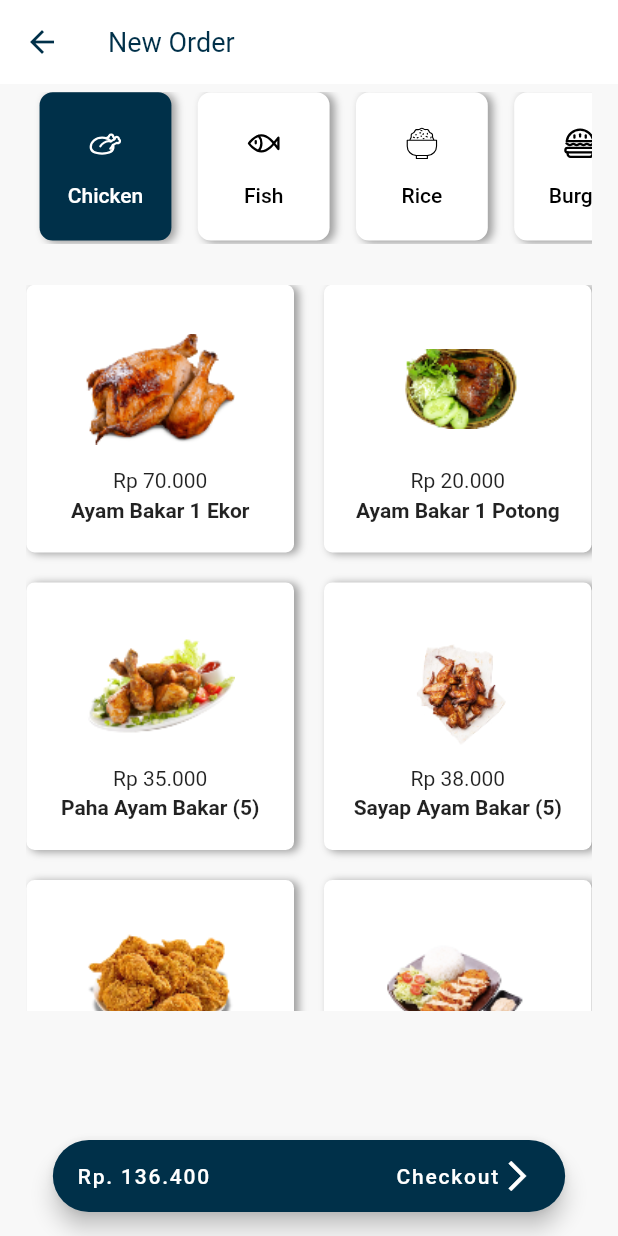
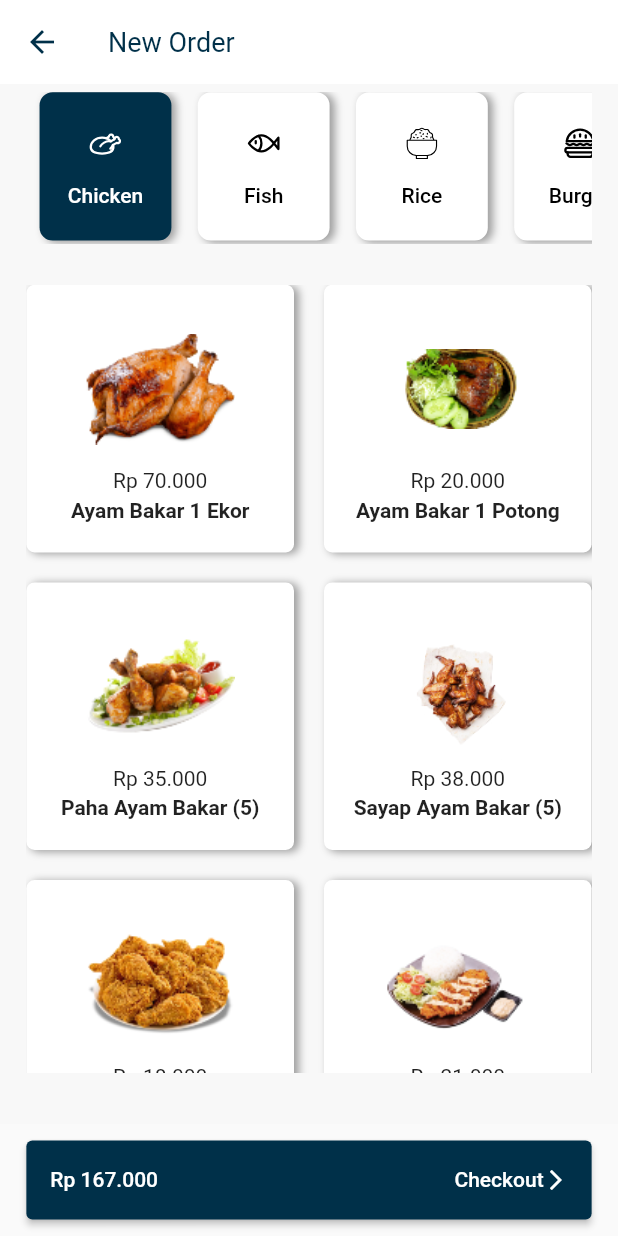
Before and after one commit to PranaTobing/inpos, a Flutter app: the NewOrderScreen screen opened by its route, on a phone screen of 412 x 824 dp. Run offline on Flutter 3.47's test engine with Material 2 defaults, Android fonts, the phone set to English and light mode, and no system bars; our stand-ins replace flutter_svg.

Commit message:
checkout screen layout

```diff
--- /dev/null
+++ b/lib/components/bottom_widget.dart
@@ -0,0 +1,32 @@
+import 'package:flutter/material.dart';
+
+import '../settings/constants.dart';
+import '../settings/size_config.dart';
+
+class BottomWidget extends StatelessWidget {
+  const BottomWidget({
+    Key? key,
+    required this.onPressed,
+    required this.child,
+  }) : super(key: key);
+
+  final VoidCallback onPressed;
+  final Widget child;
+
+  @override
+  Widget build(BuildContext context) {
+    return Padding(
+      padding: EdgeInsets.symmetric(
+          horizontal: getProportionateScreenWidth(16),
+          vertical: getProportionateScreenWidth(10)),
+      child: SizedBox(
+        width: double.infinity,
+        height: getProportionateScreenWidth(48),
+        child: ElevatedButton(
+            style: ElevatedButton.styleFrom(primary: primaryColor),
+            onPressed: onPressed,
+            child: child),
+      ),
+    );
+  }
+}
--- a/lib/screens/dashboard/statistics_overall/statistics_overall_widget.dart
+++ b/lib/screens/dashboard/statistics_overall/statistics_overall_widget.dart
@@ -14,6 +14,7 @@ class StatsOverallWidget extends StatelessWidget {
           vertical: getProportionateScreenWidth(20),
         ),
         child: ListView(
+          physics: const BouncingScrollPhysics(),
           children: [
             const StatsOverallList(),
             SizedBox(
--- a/lib/screens/new_order/grid_builder_item_widget.dart
+++ b/lib/screens/new_order/grid_builder_item_widget.dart
@@ -1,4 +1,5 @@
 import 'package:flutter/material.dart';
+import 'package:inpos/settings/size_config.dart';
 
 import 'item_order_widget.dart';
 
@@ -13,6 +14,8 @@ class GridBuilderItemWidget extends StatelessWidget {
   @override
   Widget build(BuildContext context) {
     return GridView.builder(
+      padding: EdgeInsets.only(bottom: getProportionateScreenWidth(35)),
+      physics: const BouncingScrollPhysics(),
       gridDelegate: const SliverGridDelegateWithFixedCrossAxisCount(
         crossAxisCount: 2,
         crossAxisSpacing: 20,
--- a/lib/screens/new_order/new_order_screen.dart
+++ b/lib/screens/new_order/new_order_screen.dart
@@ -1,10 +1,13 @@
 import 'package:flutter/material.dart';
+import 'package:inpos/screens/checkout/checkout_screen.dart';
 import 'package:inpos/settings/constants.dart';
 
+import '../../components/bottom_widget.dart';
 import '../../settings/size_config.dart';
 import 'grid_builder_item_widget.dart';
 import 'new_order_constants.dart';
 import 'tab_item_widget.dart';
+import 'text_button_checkout.dart';
 
 class NewOrderScreen extends StatefulWidget {
   const NewOrderScreen({Key? key}) : super(key: key);
@@ -48,7 +51,7 @@ class _NewOrderScreenState extends State<NewOrderScreen>
             horizontal: getProportionateScreenWidth(16),
           ),
           child: Container(
-            height: SizeConfig.screenHeight * 0.75,
+            height: SizeConfig.screenHeight * 0.8,
             decoration: BoxDecoration(borderRadius: BorderRadius.circular(5)),
             child: Column(
               children: [
@@ -75,20 +78,12 @@ class _NewOrderScreenState extends State<NewOrderScreen>
           ),
         ),
       ),
-      floatingActionButton: FloatingActionButton.extended(
+      bottomSheet: BottomWidget(
         onPressed: () {
-          // Add your onPressed code here!
+          Navigator.pushNamed(context, CheckoutScreen.routeName);
         },
-        // extendedPadding:
-        //     EdgeInsets.symmetric(horizontal: getProportionateScreenWidth(20)),
-        extendedIconLabelSpacing: SizeConfig.screenWidth * 0.3,
-        label: Row(
-          children: const [Text('Checkout'), Icon(Icons.arrow_forward_ios)],
-        ),
-        icon: const Text('Rp. 136.400'),
-        backgroundColor: primaryColor,
+        child: const TextCheckoutButton(total: 167000),
       ),
-      floatingActionButtonLocation: FloatingActionButtonLocation.centerFloat,
     );
   }
 
--- /dev/null
+++ b/lib/screens/new_order/text_button_checkout.dart
@@ -0,0 +1,33 @@
+import 'package:flutter/material.dart';
+
+import '../../settings/currency_format.dart';
+
+class TextCheckoutButton extends StatelessWidget {
+  const TextCheckoutButton({
+    Key? key,
+    required this.total,
+  }) : super(key: key);
+
+  final int total;
+
+  @override
+  Widget build(BuildContext context) {
+    return Row(
+      mainAxisAlignment: MainAxisAlignment.spaceBetween,
+      children: [
+        Text(
+          CurrencyFormat.convertToIdr(total, 0),
+        ),
+        Row(
+          children: const [
+            Text('Checkout'),
+            Icon(
+              Icons.arrow_forward_ios,
+              size: 16,
+            )
+          ],
+        ),
+      ],
+    );
+  }
+}
--- a/lib/settings/routes.dart
+++ b/lib/settings/routes.dart
@@ -1,4 +1,5 @@
 import 'package:flutter/widgets.dart';
+import 'package:inpos/screens/checkout/checkout_screen.dart';
 import 'package:inpos/screens/new_order/new_order_screen.dart';
 
 import '../screens/main_screen.dart';
@@ -6,4 +7,5 @@ import '../screens/main_screen.dart';
 final Map<String, WidgetBuilder> routes = {
   MainScreen.routeName: (context) => const MainScreen(),
   NewOrderScreen.routeName: (context) => const NewOrderScreen(),
+  CheckoutScreen.routeName: (context) => const CheckoutScreen(),
 };
```
Also changed, not shown: lib/components/appbar_with_actions.dart (added, +43 -0 lines), lib/screens/checkout/body_checkout.dart (added, +106 -0 lines), lib/screens/checkout/checkout_screen.dart (added, +54 -0 lines), lib/screens/checkout/data_checkout.dart (added, +37 -0 lines), lib/screens/checkout/text_button_payment.dart (added, +33 -0 lines).
